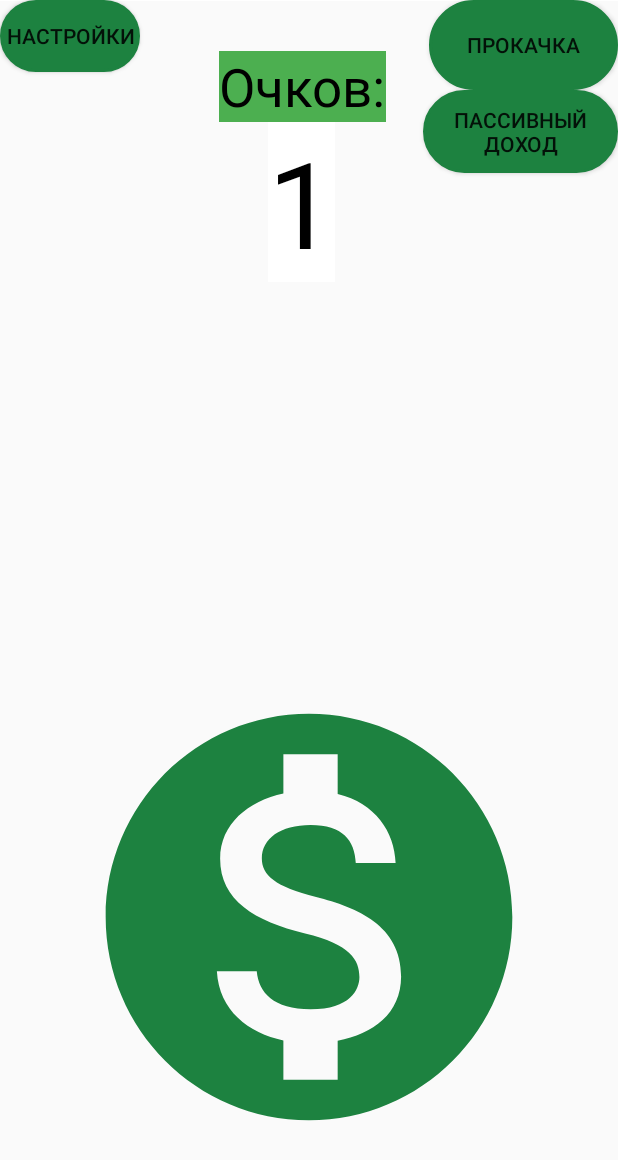
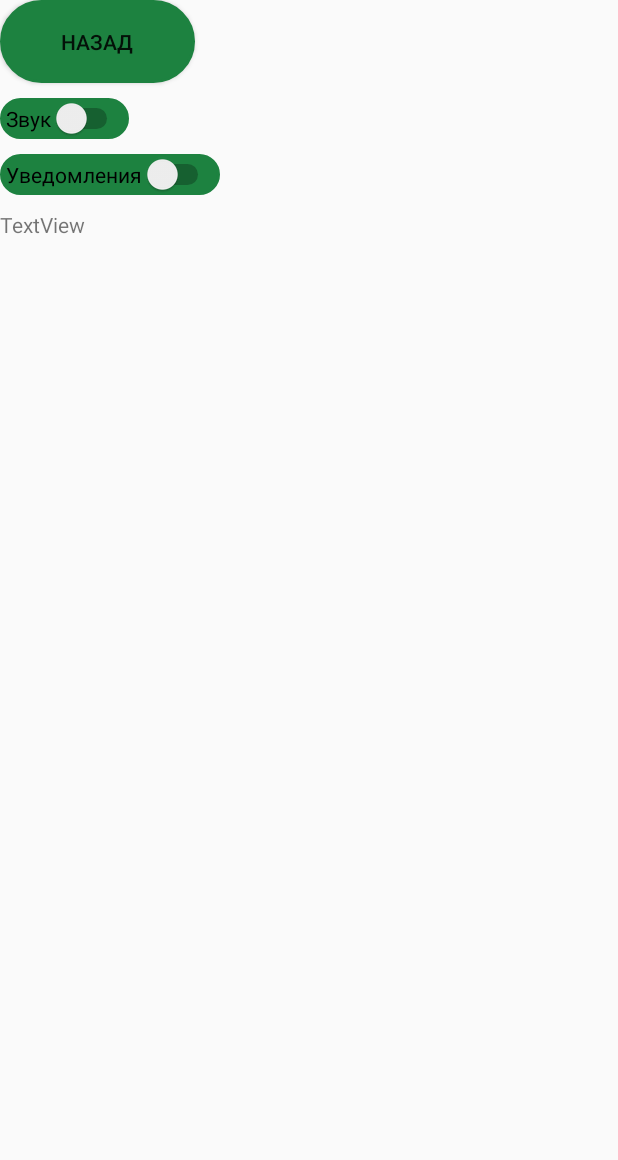
Before and after one commit to Sudkir/Dumpling, an Android app: the screen it shows after launch (MainActivity before the commit, MainActivitySettings after it), after a tap on "НАСТРОЙКИ", on a phone screen of 412 x 824 dp. Shown: the top 1160 px of the screen. Run offline under Robolectric (Android 15) with nearby library versions, the phone set to English and light mode, and no system bars; 3 other taps on this screen came first.

Commit message:
Страница настроек

```diff
--- a/app/src/main/java/com/example/gojawin01/MainActivity.java
+++ b/app/src/main/java/com/example/gojawin01/MainActivity.java
@@ -13,6 +13,7 @@ import android.app.PendingIntent;
 import android.content.Context;
 import android.content.Intent;
 import android.content.SharedPreferences;
+import android.graphics.Color;
 import android.graphics.Typeface;
 import android.media.RingtoneManager;
 import android.net.Uri;
@@ -132,6 +133,7 @@ public class MainActivity extends AppCompatActivity {
         mSettings = getSharedPreferences(APP_PREFERENCES, Context.MODE_PRIVATE);
 
         final Toast toast = Toast.makeText(this, R.string.boost_message, Toast.LENGTH_LONG);
+        final Toast toastTimer = Toast.makeText(this, "Нужно накопить 500 очков", Toast.LENGTH_LONG);
 
         //Кнопка покупки
         b.setOnClickListener(new View.OnClickListener() {
@@ -156,7 +158,7 @@ public class MainActivity extends AppCompatActivity {
                 }
                 else
                 {
-                    toast.show();
+                    toastTimer.show();
                 }
             }
         });
@@ -275,39 +277,61 @@ public class MainActivity extends AppCompatActivity {
 
 }
 
+    @RequiresApi(api = Build.VERSION_CODES.O)
+    public <string> void showNotification(string strContentTitle,string strContentText){
 
 
 
-@RequiresApi(api = Build.VERSION_CODES.O)
-public void Uved(View v){
         //создание канала
         Intent intent = new Intent(getApplicationContext(), MainActivity.class);
         intent.addFlags(Intent.FLAG_ACTIVITY_CLEAR_TASK | Intent.FLAG_ACTIVITY_NEW_TASK);
         PendingIntent pendingIntent = PendingIntent.getActivity(getApplicationContext(),
                 0, intent, PendingIntent.FLAG_CANCEL_CURRENT);
 
-            Uri uri= RingtoneManager.getDefaultUri(RingtoneManager.TYPE_NOTIFICATION);//звук
-
         //свойства уведомления
         NotificationCompat.Builder notificationBuilder =
                 new NotificationCompat.Builder(getApplicationContext(), CHANNEL_ID)
                         .setAutoCancel(true)
-                            .setContentInfo("Aboba")
                         .setWhen(System.currentTimeMillis())//время
                         .setSmallIcon(R.drawable.ic_baseline_monetization_on_24)//пикча
-                            .setContentTitle("Напоминание")
-                            .setContentText("Пук Пук")
+                        .setContentTitle((CharSequence) strContentTitle)
+                        .setContentText((CharSequence) strContentText)
                         .setPriority(NotificationCompat.PRIORITY_DEFAULT)
-                            //.setVibrate()
-                            .setSound(uri)
+                        .setLights(Color.WHITE, 3000, 3000)
+                        .setDefaults(NotificationCompat.DEFAULT_SOUND)
                         .setContentIntent(pendingIntent);
+        notificationBuilder.setVibrate(new long[] { 1000, 1000, 1000, 1000, 1000 });
 
         //запуск
+        NotificationManager notificationManager =
+                (NotificationManager) getSystemService(Context.NOTIFICATION_SERVICE);
         NotificationChannel notificationChannel = new NotificationChannel(CHANNEL_ID, CHANNEL_ID, NotificationManager.IMPORTANCE_DEFAULT);
         notificationManager.createNotificationChannel(notificationChannel);
         notificationManager.notify(NOTIFY_ID, notificationBuilder.build());
+    }
+
+
+
+    static final private int CHOOSE_THIEF = 0;// параметр RequestCode
+    @RequiresApi(api = Build.VERSION_CODES.O)
+    public void SettingsBtn(View v){
+        showNotification("228","\uD83D\uDC7D");
+
+
+        //работа с окном прокачки
+
+
+            Intent intent = new Intent(MainActivity.this, MainActivitySettings.class);
+            startActivity(intent);
+
+            //работа с классом BuyUp создание экземпляра класса
+            //BuyUp buyUp = new BuyUp(boostUp, mCount, lvlUpOne,boostUpTime,lvlUpTime,bol);
+            //intent.putExtra(BuyUp.class.getSimpleName(), buyUp);
+            //старт окна
+            //startActivityForResult(intent, CHOOSE_THIEF);
 
     }
+
 
 
 
@@ -345,7 +369,7 @@ public void Uved(View v){
 
 
     //работа с окном прокачки
-    static final private int CHOOSE_THIEF = 0;// параметр RequestCode
+    //static final private int CHOOSE_THIEF = 0;// параметр RequestCode
     public void HertBuy(View view) {//кнопка перехода на новую активность
         Intent intent = new Intent(MainActivity.this, MainActivityBuy.class);
 
--- /dev/null
+++ b/app/src/main/java/com/example/gojawin01/MainActivitySettings.java
@@ -0,0 +1,41 @@
+package com.example.gojawin01;
+
+import android.annotation.SuppressLint;
+import android.app.Activity;
+import android.content.Intent;
+import android.os.Bundle;
+import android.view.View;
+import android.widget.Button;
+import android.widget.CompoundButton;
+import android.widget.Switch;
+import android.widget.TextView;
+import android.widget.Toast;
+
+public class MainActivitySettings extends Activity {
+    @Override
+    protected void onCreate(Bundle savedInstanceState) {
+        super.onCreate(savedInstanceState);
+        setContentView(R.layout.activity_settings);
+
+
+    }
+
+
+
+
+
+
+
+    public void ReturnMain(View view)
+    {
+        //создание экземпляра класса
+        Intent intent = new Intent(MainActivitySettings.this, MainActivity.class);
+        startActivity(intent);
+    }
+
+    protected void onResume() {
+        super.onResume();
+
+    }
+
+}
--- a/app/src/main/res/layout/activity_main.xml
+++ b/app/src/main/res/layout/activity_main.xml
@@ -105,7 +105,7 @@
         android:layout_width="wrap_content"
         android:layout_height="wrap_content"
         android:background="@drawable/button_states"
-        android:onClick="Uved"
+        android:onClick="SettingsBtn"
         android:text="настройки"
         app:layout_constraintStart_toStartOf="parent"
         app:layout_constraintTop_toTopOf="parent" />
--- /dev/null
+++ b/app/src/main/res/layout/activity_settings.xml
@@ -0,0 +1,49 @@
+<?xml version="1.0" encoding="utf-8"?>
+<androidx.constraintlayout.widget.ConstraintLayout
+    xmlns:android="http://schemas.android.com/apk/res/android"
+    xmlns:app="http://schemas.android.com/apk/res-auto"
+    xmlns:tools="http://schemas.android.com/tools"
+    android:layout_width="match_parent"
+    android:layout_height="match_parent"
+    tools:context=".MainActivitySettings">
+
+    <Switch
+        android:id="@+id/switch1"
+        android:layout_width="wrap_content"
+        android:layout_height="wrap_content"
+        android:layout_marginTop="10dp"
+        android:background="@drawable/button_states"
+        android:linksClickable="false"
+        android:text="Звук"
+        app:layout_constraintStart_toStartOf="parent"
+        app:layout_constraintTop_toBottomOf="@+id/exitBtn" />
+
+    <Button
+        android:id="@+id/exitBtn"
+        android:layout_width="130dp"
+        android:layout_height="55dp"
+        android:background="@drawable/button_states"
+        android:onClick="ReturnMain"
+        android:text="назад"
+        app:layout_constraintStart_toStartOf="parent"
+        app:layout_constraintTop_toTopOf="parent" />
+
+    <Switch
+        android:id="@+id/switch2"
+        android:layout_width="wrap_content"
+        android:layout_height="wrap_content"
+        android:layout_marginTop="10dp"
+        android:background="@drawable/button_states"
+        android:text="Уведомления"
+        app:layout_constraintStart_toStartOf="parent"
+        app:layout_constraintTop_toBottomOf="@+id/switch1" />
+
+    <TextView
+        android:id="@+id/formatTxt"
+        android:layout_width="wrap_content"
+        android:layout_height="wrap_content"
+        android:layout_marginTop="10dp"
+        android:text="TextView"
+        app:layout_constraintStart_toStartOf="parent"
+        app:layout_constraintTop_toBottomOf="@+id/switch2" />
+</androidx.constraintlayout.widget.ConstraintLayout>
```
Also changed, not shown: app/src/main/AndroidManifest.xml (+22 -1 lines), app/src/main/java/com/example/gojawin01/MainActivityBuy.java (+72 -65 lines). Lines whose indentation alone changed are shown as unchanged.
